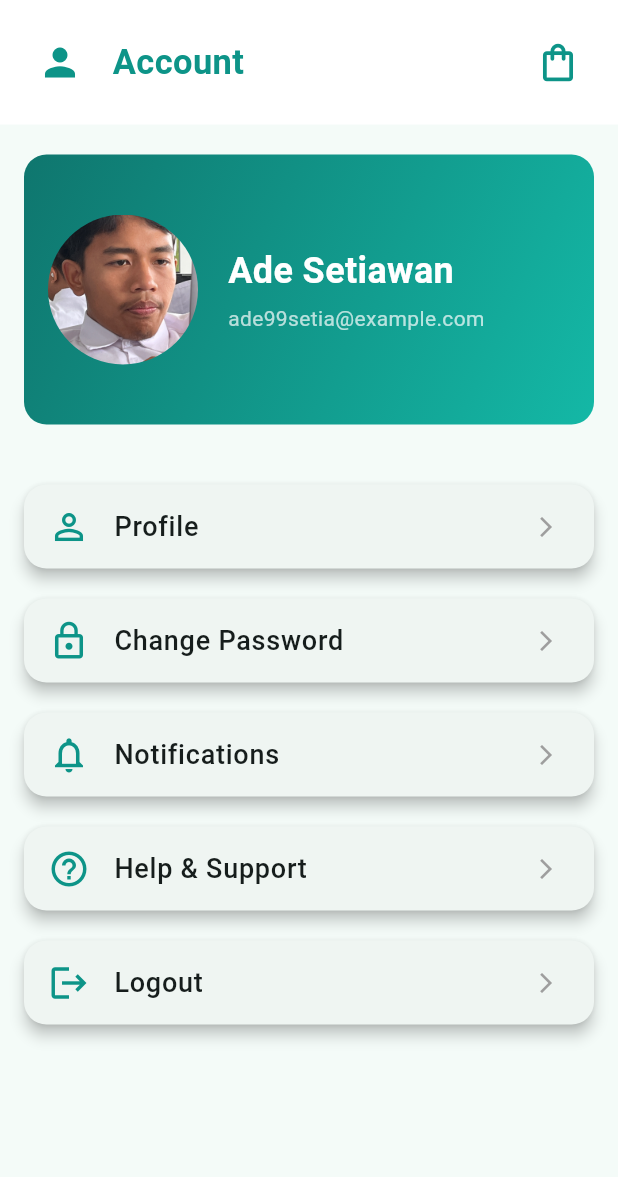
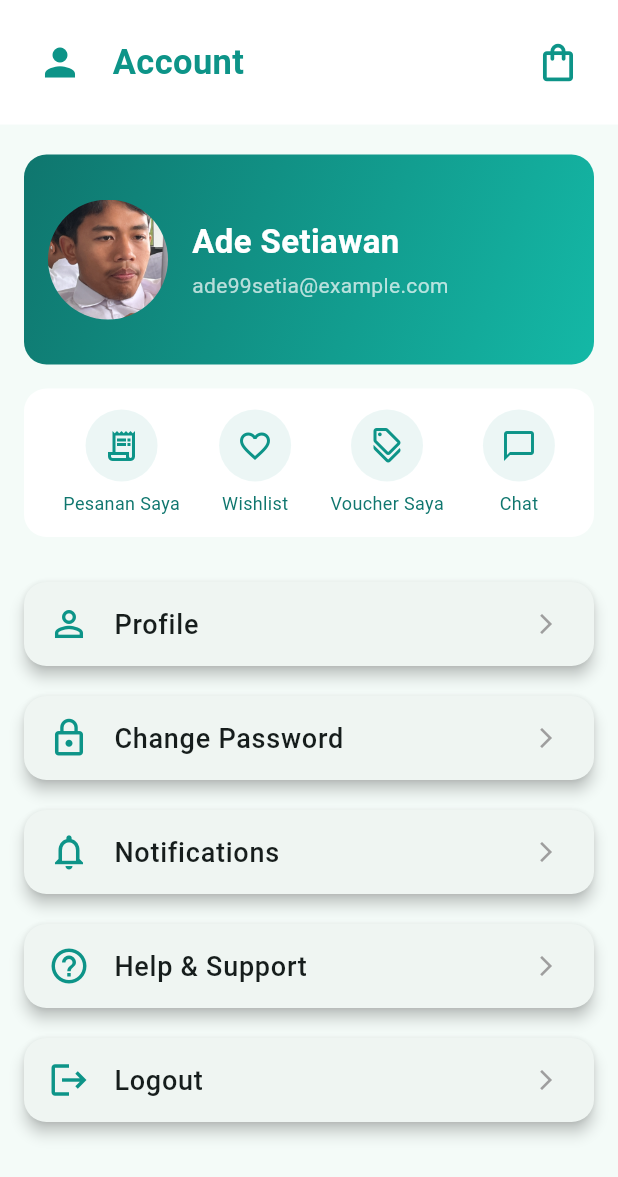
Before and after one commit to djoel-MM/UI_E-commere_Dart, a Flutter app: the AccountPage screen opened directly, on a phone screen of 412 x 824 dp. Shown: the top 1177 px of the screen. Run offline on Flutter 3.47's test engine with Material 3 defaults, Android fonts, the phone set to English and light mode, and no system bars; our stand-ins replace curved_navigation_bar.

Commit message:
feat: account quick menu

```diff
--- a/lib/pages/account_page.dart
+++ b/lib/pages/account_page.dart
@@ -1,9 +1,13 @@
 import 'package:flutter/material.dart';
+import 'package:provider/provider.dart';
+
+import '../providers/auth_provider.dart';
 
 class AccountPage extends StatelessWidget {
   const AccountPage({super.key});
 
-  Widget _buildProfileSection() {
+  Widget _buildProfileSection(BuildContext context) {
+    final auth = context.watch<Auth>();
     return Container(
       decoration: const BoxDecoration(
         gradient: LinearGradient(
@@ -13,36 +17,91 @@ class AccountPage extends StatelessWidget {
         ),
         borderRadius: BorderRadius.all(Radius.circular(15)),
       ),
-      padding: const EdgeInsets.symmetric(vertical: 40, horizontal: 16),
+      padding: const EdgeInsets.symmetric(vertical: 30, horizontal: 16),
       child: Row(
         children: [
           ClipOval(
             child: Image.asset(
               'images/account/nain-repot.jpg',
-              width: 100,
-              height: 100,
+              width: 80,
+              height: 80,
               fit: BoxFit.cover,
+              errorBuilder: (_, __, ___) => Container(
+                width: 80,
+                height: 80,
+                color: Colors.white24,
+                child: const Icon(Icons.person, size: 40, color: Colors.white),
               ),
             ),
-          const SizedBox(width: 20),
-          Column(
+          ),
+          const SizedBox(width: 16),
+          Expanded(
+            child: Column(
               crossAxisAlignment: CrossAxisAlignment.start,
-            children: const [
+              children: [
                 Text(
-                'Ade Setiawan',
-                style: TextStyle(
-                  fontSize: 24,
+                  auth.name,
+                  style: const TextStyle(
+                    fontSize: 22,
                     fontWeight: FontWeight.bold,
                     color: Colors.white,
                   ),
                 ),
-              SizedBox(height: 5),
+                const SizedBox(height: 4),
                 Text(
-                'ade99setia@example.com',
-                style: TextStyle(color: Colors.white70),
+                  auth.email,
+                  style: const TextStyle(color: Colors.white70),
                 ),
               ],
             ),
+          ),
+        ],
+      ),
+    );
+  }
+
+  Widget _buildQuickActions(BuildContext context) {
+    Widget action(IconData icon, String label, VoidCallback onTap) {
+      return GestureDetector(
+        onTap: onTap,
+        child: Column(
+          children: [
+            Container(
+              padding: const EdgeInsets.all(12),
+              decoration: BoxDecoration(
+                color: const Color(0xFF0D9488).withValues(alpha: 0.08),
+                shape: BoxShape.circle,
+              ),
+              child: Icon(icon, color: const Color(0xFF0D9488), size: 24),
+            ),
+            const SizedBox(height: 6),
+            Text(
+              label,
+              style: const TextStyle(fontSize: 12, color: Color(0xFF0F766E)),
+            ),
+          ],
+        ),
+      );
+    }
+
+    return Container(
+      padding: const EdgeInsets.symmetric(vertical: 14),
+      decoration: BoxDecoration(
+        color: Colors.white,
+        borderRadius: BorderRadius.circular(15),
+      ),
+      child: Row(
+        mainAxisAlignment: MainAxisAlignment.spaceEvenly,
+        children: [
+          action(Icons.receipt_long_outlined, 'Pesanan Saya',
+              () => Navigator.pushNamed(context, '/orders')),
+          action(Icons.favorite_outline, 'Wishlist',
+              () => Navigator.pushNamed(context, '/wishlist')),
+          action(Icons.discount_outlined, 'Voucher Saya',
+              () => ScaffoldMessenger.of(context).showSnackBar(
+                  const SnackBar(content: Text('Daftar voucher (demo)')))),
+          action(Icons.chat_bubble_outline, 'Chat',
+              () => Navigator.pushNamed(context, '/chats')),
         ],
       ),
     );
@@ -97,10 +156,7 @@ class AccountPage extends StatelessWidget {
             ElevatedButton(
               onPressed: () {
                 Navigator.of(context).pop();
-                // Menampilkan SnackBar Sesuai Tugas 2.3.3
-                ScaffoldMessenger.of(context).showSnackBar(
-                  const SnackBar(content: Text('Logout Successful')),
-                );
+                context.read<Auth>().logout();
                 Navigator.pushReplacementNamed(context, '/login');
               },
               style: ElevatedButton.styleFrom(
@@ -214,8 +270,10 @@ class AccountPage extends StatelessWidget {
                 padding: const EdgeInsets.symmetric(horizontal: 16.0),
                 child: Column(
                   children: [
-                    _buildProfileSection(),
-                    const SizedBox(height: 30),
+                    _buildProfileSection(context),
+                    const SizedBox(height: 16),
+                    _buildQuickActions(context),
+                    const SizedBox(height: 20),
                     _buildSettingsSection(context),
                   ],
                 ),
```
Lines whose indentation alone changed are shown as unchanged.
